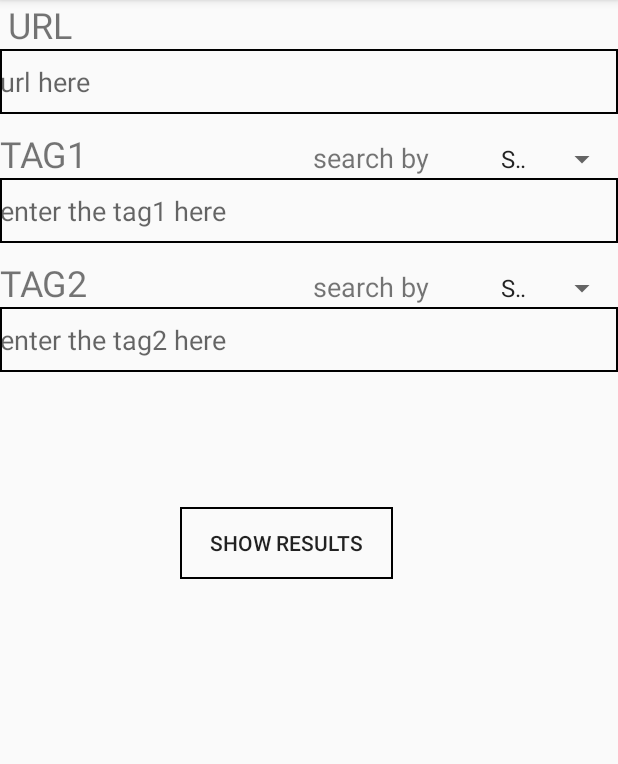
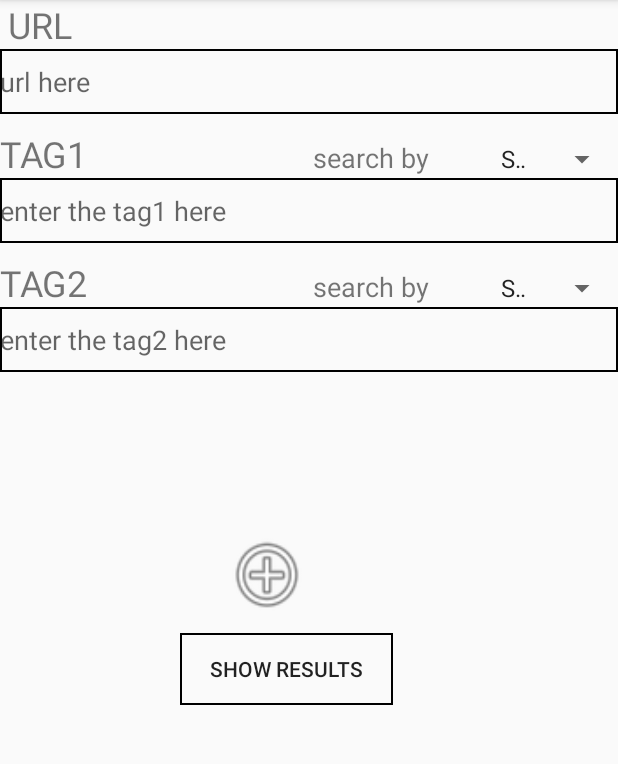
Before and after one commit to yashpatel007/webScrapperr, an Android app: the screen it shows after launch (MainActivity), on a phone screen of 412 x 824 dp, the part 84-848 px from its top. Run offline under Robolectric (Android 15) with nearby library versions, the phone set to English and light mode, and no system bars.

Commit message:
added tag3 with the logic

```diff
--- a/app/src/main/res/layout/activity_main.xml
+++ b/app/src/main/res/layout/activity_main.xml
@@ -93,15 +93,61 @@
         android:background="@drawable/button_border"
         android:hint="enter the tag2 here" />
 
+
+    <LinearLayout
+        android:id="@+id/tag3layout"
+        android:layout_width="match_parent"
+        android:layout_height="wrap_content"
+        android:layout_marginTop="10dp"
+        android:visibility="invisible">
+        <TextView
+            android:layout_width="wrap_content"
+            android:layout_height="wrap_content"
+            android:text="TAG3"
+            android:textSize="24sp"
+            />
+
+        <TextView
+            android:layout_width="wrap_content"
+            android:layout_height="wrap_content"
+            android:text="search by"
+            android:layout_marginLeft="150dp"
+            android:textSize="18sp"
+            />
+
+        <Spinner
+            android:id="@+id/spintag3"
+            android:layout_width="wrap_content"
+            android:layout_height="wrap_content"
+            android:layout_marginLeft="40dp"></Spinner>
+    </LinearLayout>
+
+    <EditText
+        android:id="@+id/tag3"
+        android:layout_width="match_parent"
+        android:layout_height="43dp"
+        android:background="@drawable/button_border"
+        android:hint="enter the tag2 here"
+        android:visibility="invisible"/>
+
+
+    <Button
+        android:id="@+id/addfield"
+        android:layout_width="56dp"
+        android:layout_height="58dp"
+        android:layout_marginLeft="150dp"
+        android:layout_marginTop="20dp"
+        android:background="@android:drawable/ic_menu_add"
+        android:onClick="showfield" />
+
+
     <Button
         android:layout_width="142dp"
         android:layout_height="wrap_content"
         android:layout_marginLeft="120dp"
-        android:layout_marginTop="90dp"
+        android:layout_marginTop="10dp"
         android:background="@drawable/button_border"
         android:onClick="getResult"
         android:text="Show Results" />
 
-
-
 </LinearLayout>
```
